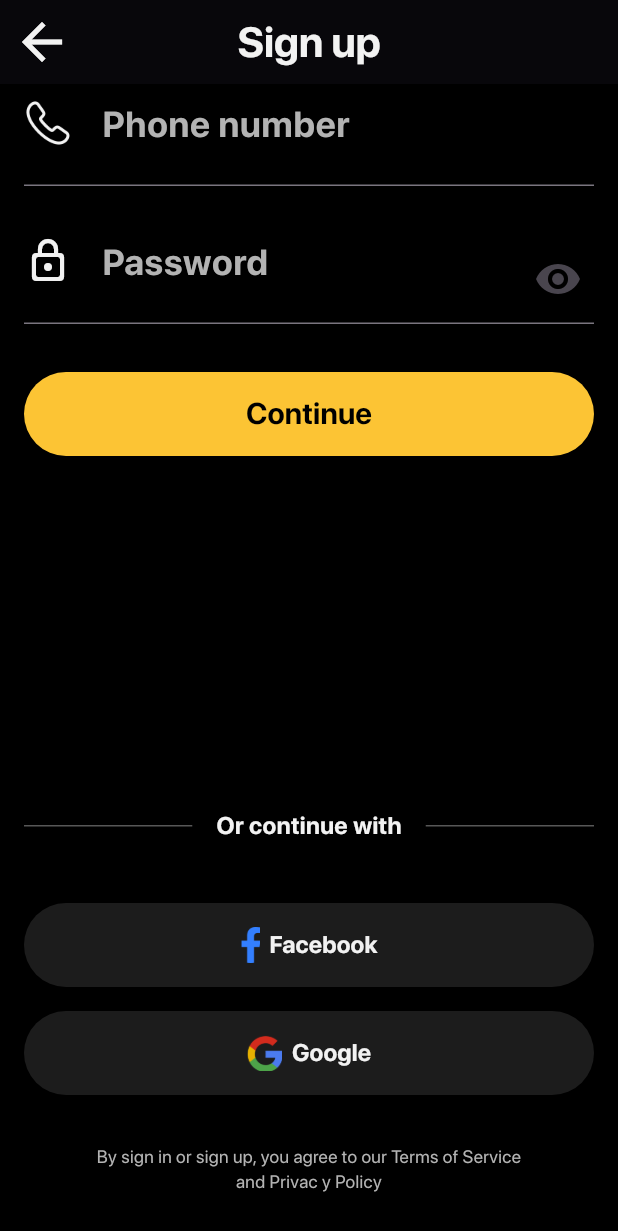
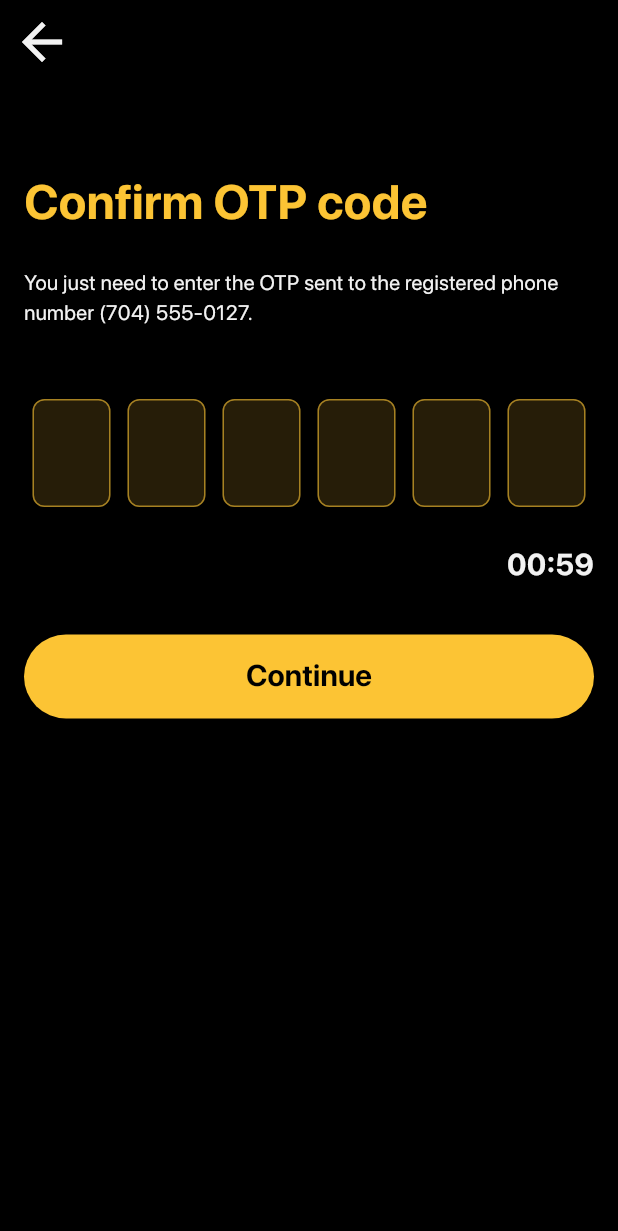
Before and after one commit to H4lis/MBooking, a Flutter app: the SignUpPage screen opened directly, scrolled down 40 dp, after a tap on "Continue", on a phone screen of 412 x 824 dp. Shown: the top 1231 px of the screen. Run offline on Flutter 3.47's test engine with Material 3 defaults, Android fonts, the phone set to English and light mode, and no system bars.

Commit message:
halaman otp

```diff
--- /dev/null
+++ b/lib/pages/confirm_otp_page.dart
@@ -0,0 +1,133 @@
+import 'package:flutter/cupertino.dart';
+import 'package:flutter/material.dart';
+import 'package:flutter/services.dart';
+import 'package:flutter/widgets.dart';
+import 'package:mbooking/shared/theme.dart';
+
+class ConfirmOtpPage extends StatefulWidget {
+  const ConfirmOtpPage({super.key});
+
+  @override
+  State<ConfirmOtpPage> createState() => _ConfirmOtpPageState();
+}
+
+class _ConfirmOtpPageState extends State<ConfirmOtpPage> {
+  @override
+  Widget build(BuildContext context) {
+    return Scaffold(
+      appBar: AppBar(
+        backgroundColor: blackColor,
+        leading: IconButton(
+          onPressed: () {
+            Navigator.pop(context);
+          },
+          icon: Icon(
+            Icons.arrow_back,
+            size: 40,
+            color: whiteColor,
+          ),
+        ),
+      ),
+      backgroundColor: blackColor,
+      body: SingleChildScrollView(
+        child: Padding(
+          padding: EdgeInsets.only(
+              right: defaultMargin, left: defaultMargin, top: 56),
+          child: Column(
+            crossAxisAlignment: CrossAxisAlignment.start,
+            children: [
+              Text(
+                "Confirm OTP code",
+                style: yellowTextStyle.copyWith(
+                  fontSize: 32,
+                  fontWeight: bold,
+                ),
+              ),
+              const SizedBox(
+                height: 20,
+              ),
+              Text(
+                "You just need to enter the OTP sent to the registered phone number (704) 555-0127.",
+                style: whiteTextStyle,
+              ),
+              const SizedBox(
+                height: 48,
+              ),
+              inputanOtpCode(),
+              const SizedBox(
+                height: 24,
+              ),
+              Align(
+                alignment: Alignment.topRight,
+                child: Text(
+                  "00:59",
+                  style:
+                      whiteTextStyle.copyWith(fontWeight: bold, fontSize: 20),
+                ),
+              ),
+              buttonContinue()
+            ],
+          ),
+        ),
+      ),
+    );
+  }
+
+  Widget inputanOtpCode() {
+    return Row(
+        mainAxisAlignment: MainAxisAlignment.spaceAround,
+        children: List.generate(
+          6,
+          (index) {
+            return Container(
+              width: 52,
+              height: 72,
+              child: TextField(
+                style: whiteTextStyle.copyWith(fontWeight: bold, fontSize: 32),
+                inputFormatters: [LengthLimitingTextInputFormatter(1)],
+                keyboardType: TextInputType.number,
+                onChanged: (value) {
+                  if (value.length == 1 && index < 5) {
+                    FocusScope.of(context).nextFocus();
+                  }
+                },
+                cursorColor: primaryColor,
+                decoration: InputDecoration(
+                  contentPadding: const EdgeInsets.all(12),
+                  fillColor: yellowLightColor,
+                  filled: true,
+                  focusedBorder: OutlineInputBorder(
+                      borderRadius: BorderRadius.circular(8),
+                      borderSide: BorderSide(
+                        width: 1,
+                        color: primaryColor,
+                      )),
+                  enabledBorder: OutlineInputBorder(
+                      borderRadius: BorderRadius.circular(8),
+                      borderSide: BorderSide(
+                        width: 1,
+                        color: primaryColor.withOpacity(0.6),
+                      )),
+                ),
+              ),
+            );
+          },
+        ));
+  }
+
+  Widget buttonContinue() {
+    return Container(
+      margin: const EdgeInsets.only(top: 32, bottom: 235),
+      child: ElevatedButton(
+        onPressed: () {},
+        style: ElevatedButton.styleFrom(
+            backgroundColor: primaryColor,
+            minimumSize: const Size(double.infinity, 56)),
+        child: Text(
+          "Continue",
+          style: blackTextStyle.copyWith(fontWeight: bold, fontSize: 20),
+        ),
+      ),
+    );
+  }
+}
--- a/lib/pages/sign_up_page.dart
+++ b/lib/pages/sign_up_page.dart
@@ -2,6 +2,7 @@ import 'package:flutter/cupertino.dart';
 import 'package:flutter/foundation.dart';
 import 'package:flutter/material.dart';
 import 'package:flutter/widgets.dart';
+import 'package:mbooking/pages/confirm_otp_page.dart';
 import 'package:mbooking/shared/theme.dart';
 import 'package:mbooking/widgets/termAndCondition.dart';
 
@@ -217,7 +218,13 @@ class _SignUpPageState extends State<SignUpPage> {
     return Container(
       margin: EdgeInsets.only(top: 32, bottom: 235),
       child: ElevatedButton(
-        onPressed: () {},
+        onPressed: () {
+          Navigator.push(
+              context,
+              MaterialPageRoute(
+                builder: (context) => ConfirmOtpPage(),
+              ));
+        },
         style: ElevatedButton.styleFrom(
             backgroundColor: primaryColor,
             minimumSize: const Size(double.infinity, 56)),
```
Also changed, not shown: lib/pages/auth_choice_page.dart (line endings or trailing spaces).
